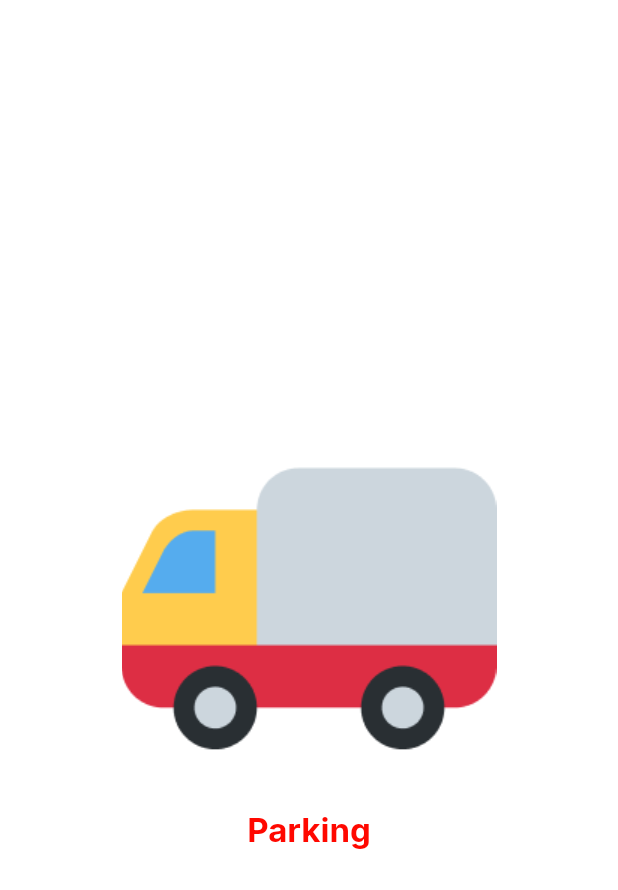
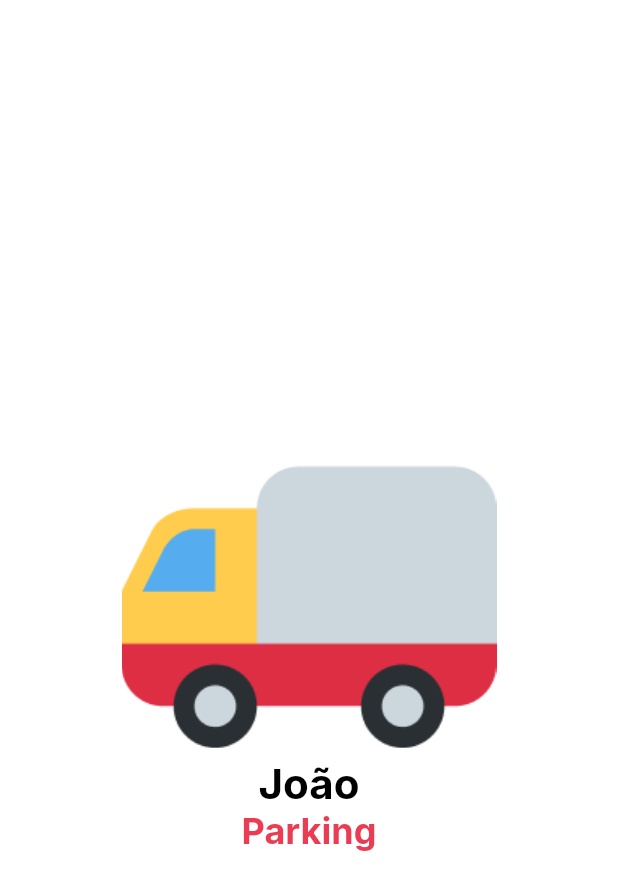
Before and after one commit to GabrielcDonato/joao_parking, a Flutter app: the screen it shows after launch, on a phone screen of 412 x 824 dp. Shown: the top 890 px of the screen. Run offline on Flutter 3.47's test engine with Material 2 defaults, Android fonts, the light colour scheme and no system bars; our stand-ins replace google_fonts; statements that could not run were skipped.

Commit message:
Feat:(SHARED) add custom widgets

```diff
--- a/lib/core/shared/theme/app_text.dart
+++ b/lib/core/shared/theme/app_text.dart
@@ -9,10 +9,10 @@
       );
   Text get title => Text(
         this.data!,
-        style: AppTheme.textStyles.title,
+        style: AppTheme.textStyles.titleSplash,
       );
   Text get subTitle => Text(
         this.data!,
-        style: AppTheme.textStyles.subTitle,
+        style: AppTheme.textStyles.subTitleSplash,
       );
 }
--- a/lib/core/shared/theme/app_text_styles.dart
+++ b/lib/core/shared/theme/app_text_styles.dart
@@ -4,8 +4,8 @@
 import 'theme.dart';
 
 abstract class IAppTextStyles {
-  TextStyle get title;
-  TextStyle get subTitle;
+  TextStyle get titleSplash;
+  TextStyle get subTitleSplash;
   TextStyle get label;
   TextStyle get input;
   TextStyle get hint;
@@ -53,15 +53,15 @@
       );
 
   @override
-  TextStyle get title => GoogleFonts.inter(
+  TextStyle get titleSplash => GoogleFonts.inter(
         fontSize: 28,
-        color: AppTheme.colors.primary,
+        color: AppTheme.colors.titleSplash,
         fontWeight: FontWeight.bold,
       );
   @override
-  TextStyle get subTitle => GoogleFonts.inter(
-        fontSize: 22,
-        color: AppTheme.colors.badColor,
+  TextStyle get subTitleSplash => GoogleFonts.inter(
+        fontSize: 24,
+        color: AppTheme.colors.subTitleSplash,
         fontWeight: FontWeight.bold,
       );
 }
--- /dev/null
+++ b/lib/core/shared/widgets/widgets.dart
@@ -0,0 +1,4 @@
+export 'divider_widget.dart';
+export 'navi_bar_widget.dart';
+export 'parking_container_widget.dart';
+export 'title_text_widget.dart';
```
Also changed, not shown: lib/core/shared/widgets/divider_widget.dart (added, +22 -0 lines), lib/core/shared/widgets/navi_bar_widget.dart (added, +10 -0 lines), lib/core/shared/widgets/parking_container_widget.dart (added, +24 -0 lines), lib/core/shared/widgets/title_text_widget.dart (added, +10 -0 lines).
